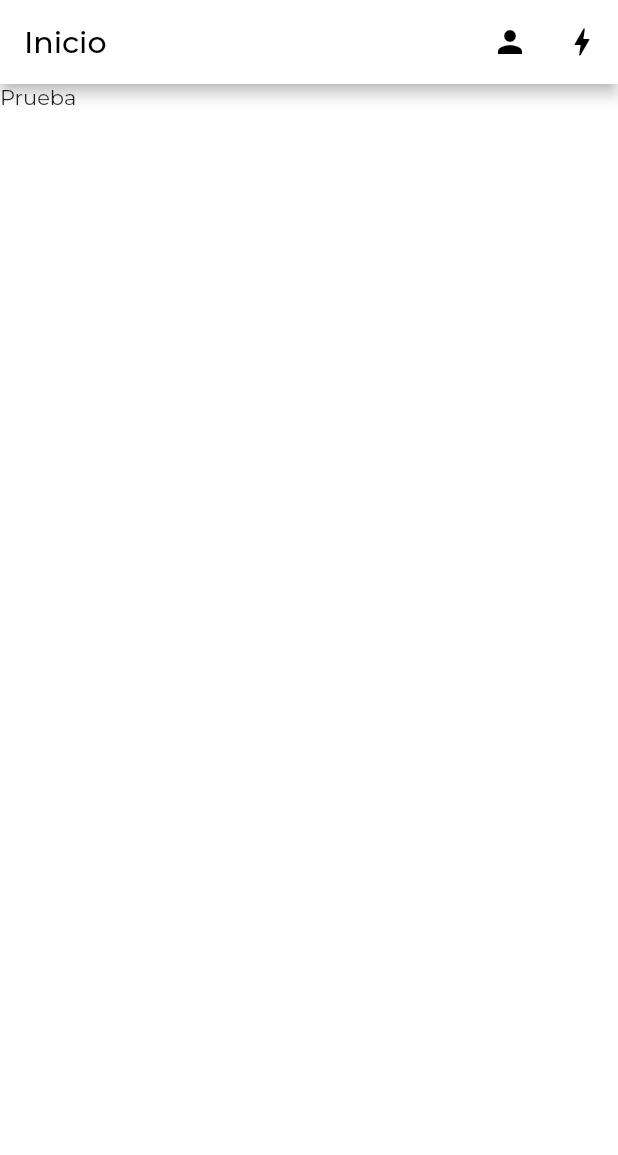
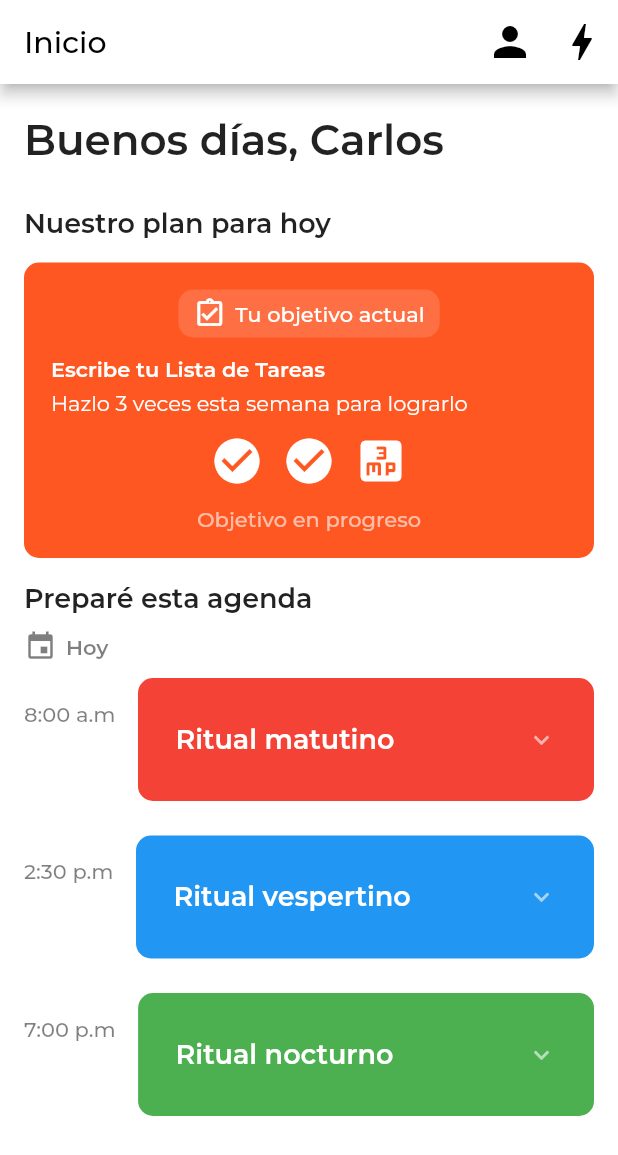
Before and after one commit to Pilar-App/pilar-app, a Flutter app: the screen it shows after launch, on a phone screen of 412 x 824 dp. Shown: the top 1155 px of the screen. Run offline on Flutter 3.47's test engine with Material 2 defaults, Android fonts, the phone set to English and light mode, and no system bars; drawn by our look-alikes of accordion; our stand-ins replace get; project files that could hold a hidden picture were left out.

Commit message:
feat: ✨ PILAR-004 home basic

```diff
--- a/lib/app/routes/app_views.dart
+++ b/lib/app/routes/app_views.dart
@@ -1,5 +1,6 @@
 import 'package:get/get.dart';
 import 'package:pilar_app/app/routes/app_routes.dart';
+import 'package:pilar_app/app/ui/views/home/home_view.dart';
 import 'package:pilar_app/app/ui/views/onboarding/onboarding_1.dart';
 import 'package:pilar_app/app/ui/views/splash/splash_binding.dart';
 import 'package:pilar_app/app/ui/views/splash/splash_view.dart';
@@ -12,6 +13,10 @@ abstract class AppViews {
       binding: SplashBinding(),
     ),
     GetPage(
+      name: AppRoutes.home,
+      page: () => const HomeView(),
+    ),
+    GetPage(
       name: AppRoutes.onboarding1,
       page: () => const Onboarding1(),
     ),
--- a/lib/app/ui/components/toolbar.dart
+++ b/lib/app/ui/components/toolbar.dart
@@ -12,7 +12,10 @@ class Toolbar extends StatelessWidget with PreferredSizeWidget {
       ),
       actions: [
         IconButton(
-          icon: const Icon(Icons.person),
+          icon: const Icon(
+            Icons.person,
+            size: 32.0,
+          ),
           color: Colors.black,
           tooltip: 'Show Snackbar',
           onPressed: () {
@@ -21,7 +24,10 @@ class Toolbar extends StatelessWidget with PreferredSizeWidget {
           },
         ),
         IconButton(
-          icon: const Icon(Icons.bolt),
+          icon: const Icon(
+            Icons.bolt,
+            size: 32.0,
+          ),
           color: Colors.black,
           tooltip: 'Show Snackbar',
           onPressed: () {
--- /dev/null
+++ b/lib/app/ui/views/home/home_view.dart
@@ -0,0 +1,21 @@
+import 'package:flutter/material.dart';
+import 'package:pilar_app/app/ui/components/toolbar.dart';
+import 'package:pilar_app/app/ui/views/home/widgets/diary.dart';
+import 'package:pilar_app/app/ui/views/home/widgets/greeting.dart';
+import 'package:pilar_app/app/ui/views/home/widgets/plan_today.dart';
+
+class HomeView extends StatelessWidget {
+  const HomeView({Key? key}) : super(key: key);
+
+  @override
+  Widget build(BuildContext context) {
+    return Scaffold(
+      backgroundColor: Colors.white,
+      appBar: const Toolbar(),
+      body: ListView(
+        scrollDirection: Axis.vertical,
+        children: const [Greeting(), PlanToday(), Diary()],
+      ),
+    );
+  }
+}
--- /dev/null
+++ b/lib/app/ui/views/home/widgets/card_diary.dart
@@ -0,0 +1,72 @@
+import 'package:accordion/accordion.dart';
+import 'package:flutter/material.dart';
+
+class CardDiary extends StatelessWidget {
+  const CardDiary({
+    Key? key,
+    required this.title,
+    required this.hour,
+    required this.background,
+  }) : super(key: key);
+
+  final String title;
+  final String hour;
+  final Color background;
+
+  @override
+  Widget build(BuildContext context) {
+    return Container(
+      padding: const EdgeInsets.symmetric(vertical: 10.0),
+      width: double.infinity,
+      child: Row(
+        crossAxisAlignment: CrossAxisAlignment.start,
+        children: [
+          Padding(
+            padding: const EdgeInsets.only(top: 15.0),
+            child: Text(
+              hour,
+              style: const TextStyle(
+                  color: Color.fromRGBO(0, 0, 0, 0.5),
+                  fontWeight: FontWeight.w500),
+            ),
+          ),
+          const SizedBox(
+            width: 15.0,
+          ),
+          Expanded(
+            child: Accordion(
+              disableScrolling: true,
+              paddingListTop: 0.0,
+              paddingListBottom: 0.0,
+              paddingListHorizontal: 0.0,
+              children: [
+                AccordionSection(
+                  headerBackgroundColor: background,
+                  contentBorderColor: Colors.grey,
+                  headerPadding: const EdgeInsets.symmetric(
+                      vertical: 30.0, horizontal: 25.0),
+                  header: Text(
+                    title,
+                    style: const TextStyle(
+                        color: Colors.white,
+                        fontSize: 18.0,
+                        fontWeight: FontWeight.w600),
+                  ),
+                  content: Column(
+                    children: [
+                      Row(
+                        children: const [Text("2 DÍAS SEGUIDOS")],
+                      ),
+                      const Divider(),
+                      const Text("Reuniones de Calendar")
+                    ],
+                  ),
+                ),
+              ],
+            ),
+          )
+        ],
+      ),
+    );
+  }
+}
--- /dev/null
+++ b/lib/app/ui/views/home/widgets/diary.dart
@@ -0,0 +1,66 @@
+import 'package:flutter/material.dart';
+import 'package:pilar_app/app/ui/views/home/widgets/card_diary.dart';
+
+class Diary extends StatelessWidget {
+  const Diary({Key? key}) : super(key: key);
+
+  @override
+  Widget build(BuildContext context) {
+    return Container(
+      width: double.infinity,
+      padding: const EdgeInsets.symmetric(vertical: 8.0, horizontal: 16.0),
+      child: Column(
+        crossAxisAlignment: CrossAxisAlignment.start,
+        children: [
+          const Text(
+            "Preparé esta agenda",
+            style: TextStyle(fontSize: 18.0, fontWeight: FontWeight.w600),
+          ),
+          Container(
+            padding: const EdgeInsets.symmetric(vertical: 10.0),
+            width: double.infinity,
+            child: Column(
+              crossAxisAlignment: CrossAxisAlignment.start,
+              children: [
+                Row(
+                  mainAxisSize: MainAxisSize.min,
+                  children: const [
+                    Icon(
+                      Icons.event,
+                      color: Color.fromRGBO(0, 0, 0, 0.5),
+                      size: 22.0,
+                    ),
+                    SizedBox(
+                      width: 6.0,
+                    ),
+                    Text(
+                      "Hoy",
+                      style: TextStyle(
+                          color: Color.fromRGBO(0, 0, 0, 0.5),
+                          fontWeight: FontWeight.w600),
+                    )
+                  ],
+                ),
+                const CardDiary(
+                  title: "Ritual matutino",
+                  hour: "8:00 a.m",
+                  background: Colors.red,
+                ),
+                const CardDiary(
+                  title: "Ritual vespertino",
+                  hour: "2:30 p.m",
+                  background: Colors.blue,
+                ),
+                const CardDiary(
+                  title: "Ritual nocturno",
+                  hour: "7:00 p.m",
+                  background: Colors.green,
+                ),
+              ],
+            ),
+          )
+        ],
+      ),
+    );
+  }
+}
--- /dev/null
+++ b/lib/app/ui/views/home/widgets/greeting.dart
@@ -0,0 +1,17 @@
+import 'package:flutter/material.dart';
+
+class Greeting extends StatelessWidget {
+  const Greeting({Key? key}) : super(key: key);
+
+  @override
+  Widget build(BuildContext context) {
+    return Container(
+      width: double.infinity,
+      padding: const EdgeInsets.symmetric(vertical: 20.0, horizontal: 16.0),
+      child: const Text(
+        "Buenos días, Carlos",
+        style: TextStyle(fontSize: 28.0, fontWeight: FontWeight.w600),
+      ),
+    );
+  }
+}
--- /dev/null
+++ b/lib/app/ui/views/home/widgets/plan_today.dart
@@ -0,0 +1,121 @@
+import 'package:flutter/material.dart';
+
+class PlanToday extends StatelessWidget {
+  const PlanToday({Key? key}) : super(key: key);
+
+  @override
+  Widget build(BuildContext context) {
+    return Container(
+      width: double.infinity,
+      padding: const EdgeInsets.symmetric(vertical: 8.0, horizontal: 16.0),
+      child: Column(
+        crossAxisAlignment: CrossAxisAlignment.start,
+        children: [
+          const Text(
+            "Nuestro plan para hoy",
+            style: TextStyle(fontSize: 18.0, fontWeight: FontWeight.w600),
+          ),
+          const SizedBox(
+            height: 15.0,
+          ),
+          Container(
+            width: double.infinity,
+            padding: const EdgeInsets.all(18.0),
+            decoration: const BoxDecoration(
+              color: Color.fromRGBO(254, 87, 34, 1.0),
+              borderRadius: BorderRadius.all(
+                Radius.circular(10.0),
+              ),
+            ),
+            child: Column(
+              children: [
+                Container(
+                  padding: const EdgeInsets.symmetric(
+                      horizontal: 10.0, vertical: 5.0),
+                  decoration: const BoxDecoration(
+                    color: Color.fromRGBO(255, 255, 255, 0.15),
+                    borderRadius: BorderRadius.all(
+                      Radius.circular(10.0),
+                    ),
+                  ),
+                  child: Row(
+                    mainAxisSize: MainAxisSize.min,
+                    children: const [
+                      Icon(
+                        Icons.assignment_turned_in_outlined,
+                        color: Colors.white,
+                        size: 22.0,
+                      ),
+                      SizedBox(
+                        width: 6.0,
+                      ),
+                      Text(
+                        "Tu objetivo actual",
+                        style: TextStyle(
+                            color: Colors.white, fontWeight: FontWeight.w500),
+                      )
+                    ],
+                  ),
+                ),
+                Container(
+                  width: double.infinity,
+                  padding: const EdgeInsets.symmetric(vertical: 12.0),
+                  child: Column(
+                      crossAxisAlignment: CrossAxisAlignment.start,
+                      children: const [
+                        Text(
+                          "Escribe tu Lista de Tareas",
+                          style: TextStyle(
+                              fontWeight: FontWeight.w600, color: Colors.white),
+                        ),
+                        SizedBox(height: 6.0),
+                        Text(
+                          "Hazlo 3 veces esta semana para lograrlo",
+                          style: TextStyle(color: Colors.white),
+                        )
+                      ]),
+                ),
+                Container(
+                  width: double.infinity,
+                  padding: const EdgeInsets.only(bottom: 12.0),
+                  child: Row(
+                    mainAxisAlignment: MainAxisAlignment.center,
+                    children: const [
+                      Icon(
+                        Icons.check_circle,
+                        color: Colors.white,
+                        size: 36.0,
+                      ),
+                      SizedBox(
+                        width: 12.0,
+                      ),
+                      Icon(
+                        Icons.check_circle,
+                        color: Colors.white,
+                        size: 36.0,
+                      ),
+                      SizedBox(
+                        width: 12.0,
+                      ),
+                      Icon(
+                        Icons.three_mp,
+                        color: Colors.white,
+                        size: 36.0,
+                      ),
+                    ],
+                  ),
+                ),
+                const Text(
+                  "Objetivo en progreso",
+                  style: TextStyle(
+                      color: Color.fromRGBO(255, 255, 255, 0.6),
+                      fontWeight: FontWeight.w500),
+                )
+              ],
+            ),
+          )
+        ],
+      ),
+    );
+  }
+}
--- a/lib/app/ui/views/splash/splash_controller.dart
+++ b/lib/app/ui/views/splash/splash_controller.dart
@@ -5,7 +5,7 @@ class SplashController extends GetxController {
   @override
   void onReady() {
     Future.delayed(const Duration(seconds: 5), () {
-      Get.offNamed(AppRoutes.onboarding1);
+      Get.offNamed(AppRoutes.home);
     });
     super.onReady();
   }
--- a/pubspec.yaml
+++ b/pubspec.yaml
@@ -35,6 +35,7 @@ dependencies:
   http: ^0.13.5
   font_awesome_flutter: ^10.4.0
   get: ^4.6.5
+  accordion: ^2.5.1
 
 dev_dependencies:
   flutter_test:
```
Also changed, not shown: pubspec.lock.
